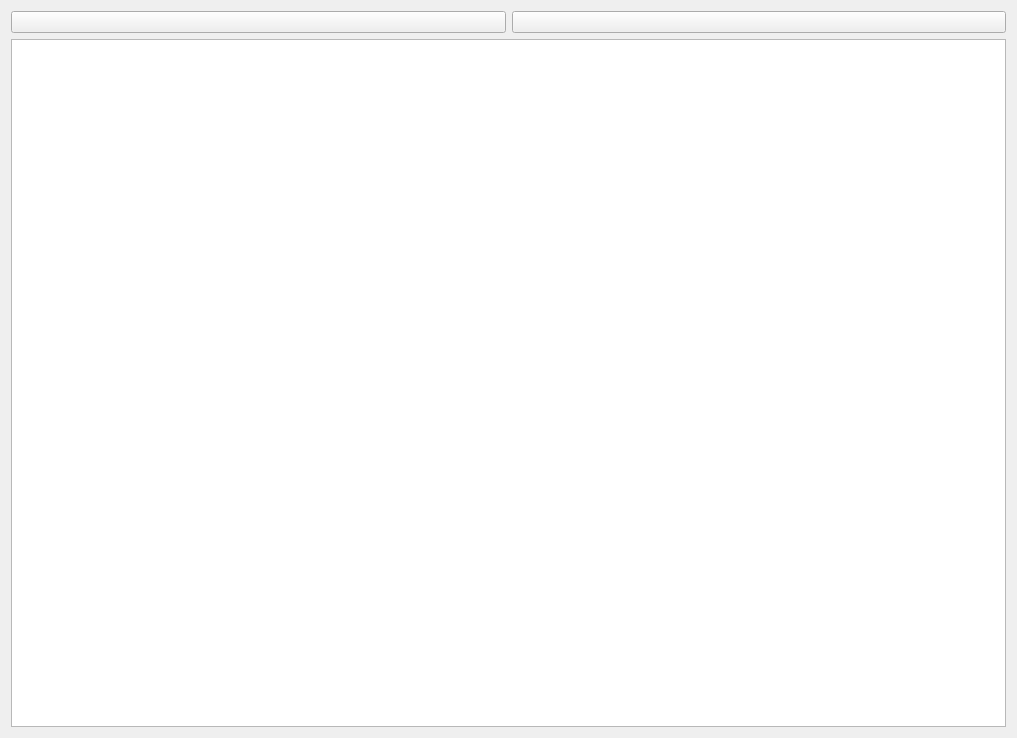
First picture: the form in src/ui/history_panel.ui, repository MisakaMikoto128/UDP_Oscilloscope, before the edit.
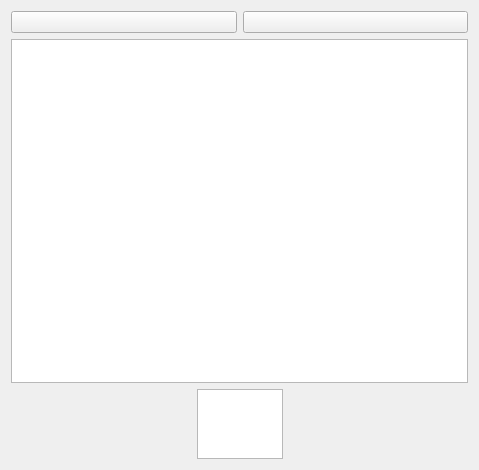
Second picture: the form after the edit. Custom widgets are drawn as their Qt base class.

Commit message: 错误记录页面增加分页器组件

```diff
--- a/src/ui/history_panel.ui
+++ b/src/ui/history_panel.ui
@@ -6,23 +6,109 @@
    <rect>
     <x>0</x>
     <y>0</y>
-    <width>1017</width>
-    <height>738</height>
+    <width>479</width>
+    <height>470</height>
    </rect>
   </property>
   <property name="windowTitle">
    <string>Form</string>
   </property>
-  <layout class="QGridLayout" name="gridLayout_2">
-   <item row="0" column="0">
-    <widget class="CalendarPicker" name="calendar_picker_fault_history"/>
-   </item>
+  <layout class="QGridLayout" name="gridLayout">
    <item row="0" column="1">
     <widget class="ComboBox" name="combo_box_devices"/>
    </item>
+   <item row="0" column="0">
+    <widget class="CalendarPicker" name="calendar_picker_fault_history"/>
+   </item>
    <item row="1" column="0" colspan="2">
     <widget class="TableWidget" name="table_fault_history"/>
    </item>
+   <item row="2" column="0" colspan="2">
+    <layout class="QHBoxLayout" name="horizontalLayout_2">
+     <property name="spacing">
+      <number>0</number>
+     </property>
+     <item>
+      <spacer name="horizontalSpacer">
+       <property name="orientation">
+        <enum>Qt::Horizontal</enum>
+       </property>
+       <property name="sizeHint" stdset="0">
+        <size>
+         <width>40</width>
+         <height>20</height>
+        </size>
+       </property>
+      </spacer>
+     </item>
+     <item>
+      <widget class="HorizontalPipsPager" name="horizontal_pips_pager">
+       <property name="sizePolicy">
+        <sizepolicy hsizetype="Preferred" vsizetype="Fixed">
+         <horstretch>0</horstretch>
+         <verstretch>0</verstretch>
+        </sizepolicy>
+       </property>
+       <property name="verticalScrollBarPolicy">
+        <enum>Qt::ScrollBarAlwaysOff</enum>
+       </property>
+       <property name="horizontalScrollBarPolicy">
+        <enum>Qt::ScrollBarAlwaysOff</enum>
+       </property>
+       <property name="sizeAdjustPolicy">
+        <enum>QAbstractScrollArea::AdjustToContents</enum>
+       </property>
+       <property name="alternatingRowColors">
+        <bool>true</bool>
+       </property>
+       <property name="itemAlignment">
+        <set>Qt::AlignCenter</set>
+       </property>
+       <property name="sortingEnabled">
+        <bool>true</bool>
+       </property>
+       <item/>
+       <item/>
+       <item/>
+       <item/>
+       <item/>
+       <item/>
+       <item/>
+       <item/>
+       <item/>
+       <item/>
+       <item/>
+       <item/>
+       <item/>
+       <item/>
+       <item/>
+       <item/>
+       <item/>
+       <item/>
+       <item/>
+       <item/>
+       <item/>
+       <item/>
+       <item/>
+       <item/>
+       <item/>
+      </widget>
+     </item>
+     <item>
+      <spacer name="horizontalSpacer_2">
+       <property name="orientation">
+        <enum>Qt::Horizontal</enum>
+       </property>
+       <property name="sizeHint" stdset="0">
+        <size>
+         <width>40</width>
+         <height>20</height>
+        </size>
+       </property>
+      </spacer>
+     </item>
+    </layout>
+   </item>
   </layout>
  </widget>
  <customwidgets>
@@ -41,6 +127,11 @@
    <extends>QTableWidget</extends>
    <header>qfluentwidgets</header>
   </customwidget>
+  <customwidget>
+   <class>HorizontalPipsPager</class>
+   <extends>QListWidget</extends>
+   <header>qfluentwidgets</header>
+  </customwidget>
  </customwidgets>
  <resources/>
  <connections/>
```
The commit also changes 1 other file.
